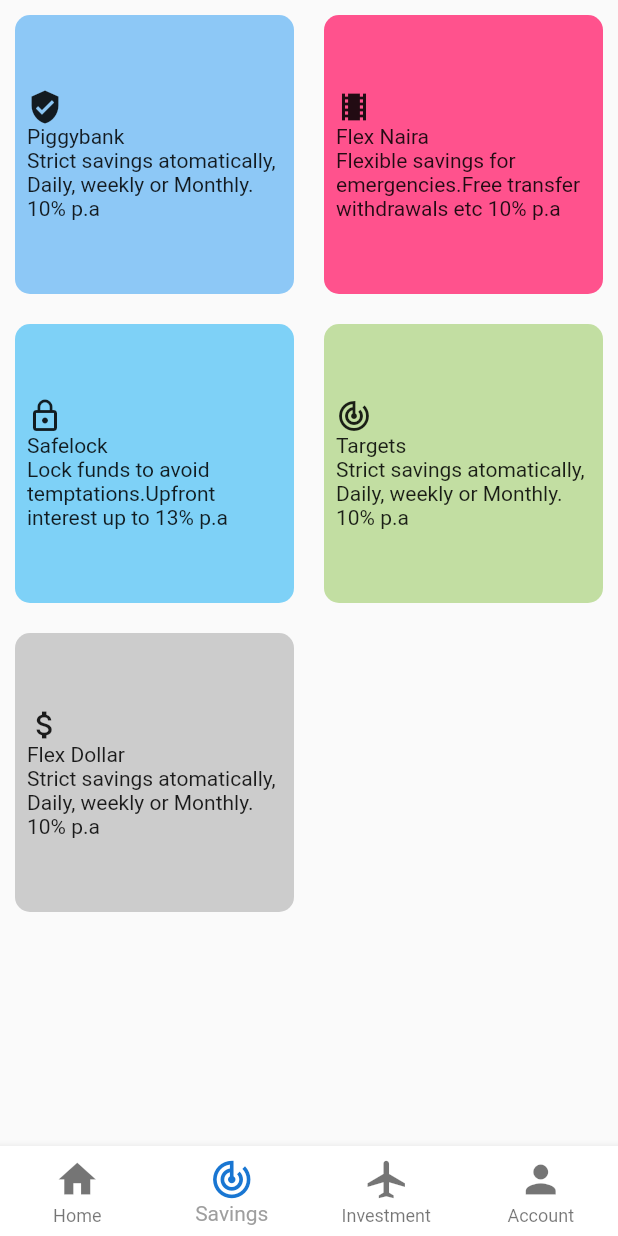
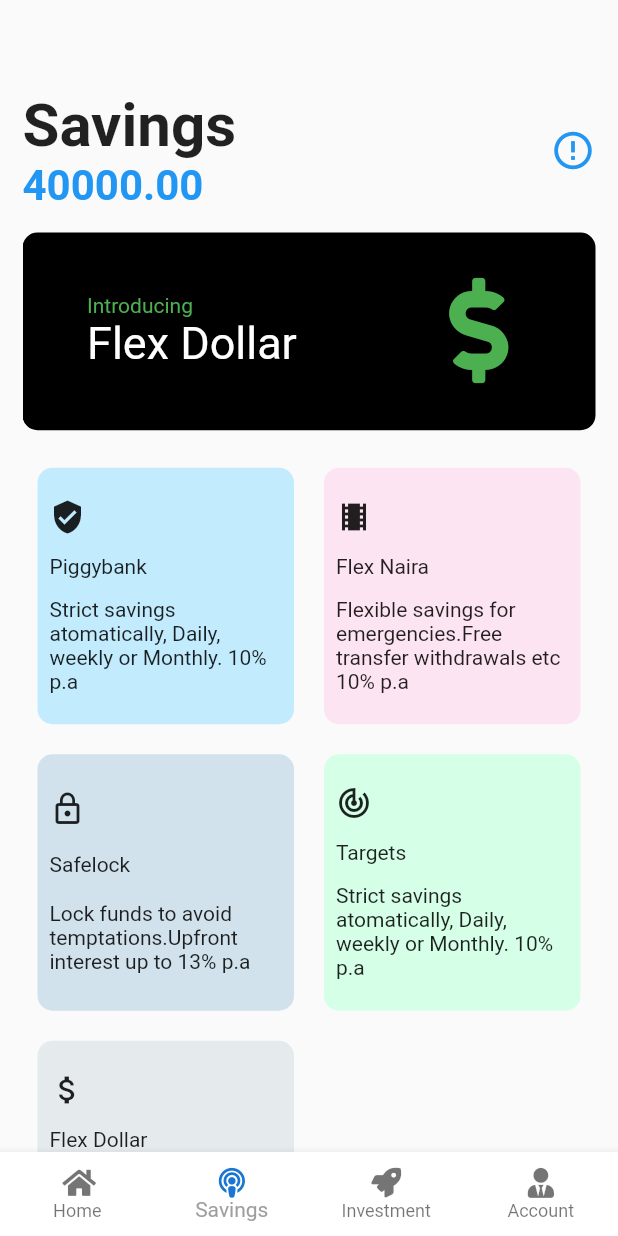
Before and after one commit to Emamezi/PiggyVest-UI-Clone, a Flutter app: the screen it shows after launch, item 2 of the bottom bar chosen, on a phone screen of 412 x 824 dp. Run offline on Flutter 3.47's test engine with Material 2 defaults, Android fonts, the phone set to English and light mode, and no system bars; our stand-ins replace font_awesome_flutter.

Commit message:
saving view done

```diff
--- a/lib/model/products.dart
+++ b/lib/model/products.dart
@@ -6,32 +6,32 @@ final List<Product> products = [
   Product(
     title1: 'Piggybank',
     title2: 'Strict savings atomatically, Daily, weekly or Monthly. 10% p.a',
-    color: Colors.blue.withOpacity(0.5),
+    color: Color(0XFFC2ECFE),
     icon: Icons.verified_user,
   ),
   Product(
     title1: 'Flex Naira',
     title2:
         'Flexible savings for emergencies.Free transfer withdrawals etc 10% p.a',
-    color: Colors.pinkAccent.withOpacity(0.9),
+    color: Color(0XFFFDE4F2),
     icon: Icons.local_movies,
   ),
   Product(
     title1: 'Safelock',
     title2: 'Lock funds to avoid temptations.Upfront interest up to 13% p.a',
-    color: Colors.lightBlue.withOpacity(0.5),
+    color: Color(0XFFD1E2ED),
     icon: Icons.lock_outline,
   ),
   Product(
     title1: 'Targets',
     title2: 'Strict savings atomatically, Daily, weekly or Monthly. 10% p.a',
-    color: Colors.lightGreen.withOpacity(0.5),
+    color: Color(0XFFD5FFE6),
     icon: Icons.track_changes,
   ),
   Product(
     title1: 'Flex Dollar',
     title2: 'Strict savings atomatically, Daily, weekly or Monthly. 10% p.a',
-    color: Colors.grey.withOpacity(0.5),
+    color: Color(0XFFE5EBEC),
     icon: Icons.attach_money,
   ),
 ];
--- a/lib/views/savings_view.dart
+++ b/lib/views/savings_view.dart
@@ -1,47 +1,99 @@
 import 'package:flutter/material.dart';
+import 'package:font_awesome_flutter/font_awesome_flutter.dart';
 import 'package:practiceapp/model/products.dart';
 
 class SavingsView extends StatelessWidget {
   @override
   Widget build(BuildContext context) {
     final deviceSize = MediaQuery.of(context).size;
-    return Scaffold(
-      body: GridView(
-        gridDelegate:
-            SliverGridDelegateWithFixedCrossAxisCount(crossAxisCount: 2),
+    return
+        // Scaffold(
+        //   body:
+        Padding(
+      padding: const EdgeInsets.only(top: 60, left: 15, right: 15),
+      child: ListView(
+        children: [
+          Container(
+            child: Row(
+              mainAxisAlignment: MainAxisAlignment.spaceBetween,
+              mainAxisSize: MainAxisSize.max,
               children: <Widget>[
-          // Row(
-          //   mainAxisAlignment: MainAxisAlignment.spaceBetween,
-          //   mainAxisSize: MainAxisSize.max,
-          //   children: <Widget>[
-          //     Text(
-          //       'Savings',
-          //       style: TextStyle(
-          //         fontWeight: FontWeight.bold,
-          //         fontSize: 40,
-          //       ),
-          //     ),
-          //     Icon(
-          //       Icons.error_outline,
-          //       color: Colors.blue,
-          //       size: 30.0,
-          //     )
-          //   ],
-          // ),
-          // Text(
-          //   '40000.00',
-          //   style: TextStyle(
-          //       color: Colors.blue, fontWeight: FontWeight.bold, fontSize: 28),
-          // ),
-          // SizedBox(height: 15),
-          // Container(
-          //   height: deviceSize.height * 0.16,
-          //   width: double.infinity,
-          //   decoration: BoxDecoration(
-          //     color: Colors.black,
-          //     borderRadius: BorderRadius.circular(10),
-          //   ),
-          // ),
+                Column(
+                  crossAxisAlignment: CrossAxisAlignment.start,
+                  children: <Widget>[
+                    Text(
+                      'Savings',
+                      style: TextStyle(
+                        fontWeight: FontWeight.bold,
+                        fontSize: 40,
+                      ),
+                    ),
+                    Text(
+                      '40000.00',
+                      style: TextStyle(
+                          color: Colors.blue,
+                          fontWeight: FontWeight.bold,
+                          fontSize: 28),
+                    ),
+                  ],
+                ),
+                Icon(
+                  Icons.error_outline,
+                  color: Colors.blue,
+                  size: 30.0,
+                )
+              ],
+            ),
+          ),
+          SizedBox(height: 15),
+          Container(
+            height: deviceSize.height * 0.16,
+            width: double.infinity,
+            decoration: BoxDecoration(
+              color: Colors.black,
+              borderRadius: BorderRadius.circular(10),
+            ),
+            child: Row(
+              mainAxisAlignment: MainAxisAlignment.spaceAround,
+              children: <Widget>[
+                Column(
+                  mainAxisAlignment: MainAxisAlignment.center,
+                  crossAxisAlignment: CrossAxisAlignment.start,
+                  children: <Widget>[
+                    Text('Introducing',
+                        style: TextStyle(
+                          color: Colors.green,
+                        )),
+                    Text(
+                      'Flex Dollar',
+                      style: TextStyle(
+                        color: Colors.white,
+                        fontSize: 30,
+                      ),
+                    )
+                  ],
+                ),
+                Icon(
+                  FontAwesomeIcons.dollarSign,
+                  size: 70,
+                  color: Colors.green,
+                )
+              ],
+            ),
+          ),
+          SizedBox(
+            height: 15,
+          ),
+          Container(
+            height: 600,
+            child: GridView(
+              physics: ScrollPhysics(
+                parent: NeverScrollableScrollPhysics(),
+              ),
+              gridDelegate: SliverGridDelegateWithFixedCrossAxisCount(
+                crossAxisCount: 2,
+              ),
+              children: <Widget>[
                 ...products
                     .map((prod) => Padding(
                           padding: const EdgeInsets.all(10),
@@ -53,7 +105,8 @@ class SavingsView extends StatelessWidget {
                             child: Padding(
                               padding: const EdgeInsets.all(8.0),
                               child: Column(
-                          mainAxisAlignment: MainAxisAlignment.center,
+                                mainAxisAlignment:
+                                    MainAxisAlignment.spaceEvenly,
                                 crossAxisAlignment: CrossAxisAlignment.start,
                                 children: <Widget>[
                                   Icon(prod.icon),
@@ -67,6 +120,10 @@ class SavingsView extends StatelessWidget {
                     .toList()
               ],
             ),
+          ),
+        ],
+      ),
     );
+    // );
   }
 }
--- a/lib/widgets/quicksave.dart
+++ b/lib/widgets/quicksave.dart
@@ -64,6 +64,7 @@ class _QuickSaveState extends State<QuickSave> {
                         topLeft: Radius.circular(30),
                       ),
                     ),
+                    child: SingleChildScrollView(
                       child: Column(
                         crossAxisAlignment: CrossAxisAlignment.start,
                         children: <Widget>[
@@ -105,6 +106,7 @@ class _QuickSaveState extends State<QuickSave> {
                       ),
                     ),
                   ),
+                ),
               ],
             ),
           ),
--- a/lib/widgets/wrapper.dart
+++ b/lib/widgets/wrapper.dart
@@ -3,6 +3,7 @@ import '../views/account_view.dart';
 import '../views/home_view.dart';
 import '../views/invest_view.dart';
 import '../views/savings_view.dart';
+import 'package:font_awesome_flutter/font_awesome_flutter.dart';
 
 class Wrapper extends StatefulWidget {
   @override
@@ -31,7 +32,8 @@ class _WrapperState extends State<Wrapper> {
         items: [
           BottomNavigationBarItem(
             icon: Icon(
-              Icons.home,
+              FontAwesomeIcons.home,
+              size: 20,
               color: _selectedViewIndex == 0
                   ? Theme.of(context).primaryColor
                   : null,
@@ -39,21 +41,25 @@ class _WrapperState extends State<Wrapper> {
             title: Text('Home'),
           ),
           BottomNavigationBarItem(
-            icon: Icon(Icons.track_changes,
+            // Icons.track_changes
+            icon: Icon(FontAwesomeIcons.podcast,
+                size: 20,
                 color: _selectedViewIndex == 1
                     ? Theme.of(context).primaryColor
                     : null),
             title: Text('Savings'),
           ),
           BottomNavigationBarItem(
-            icon: Icon(Icons.airplanemode_active,
+            icon: Icon(FontAwesomeIcons.rocket,
+                size: 20,
                 color: _selectedViewIndex == 2
                     ? Theme.of(context).primaryColor
                     : null),
             title: Text('Investment'),
           ),
           BottomNavigationBarItem(
-            icon: Icon(Icons.person,
+            icon: Icon(FontAwesomeIcons.userTie,
+                size: 20,
                 color: _selectedViewIndex == 3 ? Colors.blue.shade700 : null),
             title: Text('Account'),
             // activeIcon: Column(
```
Lines whose indentation alone changed are shown as unchanged.
